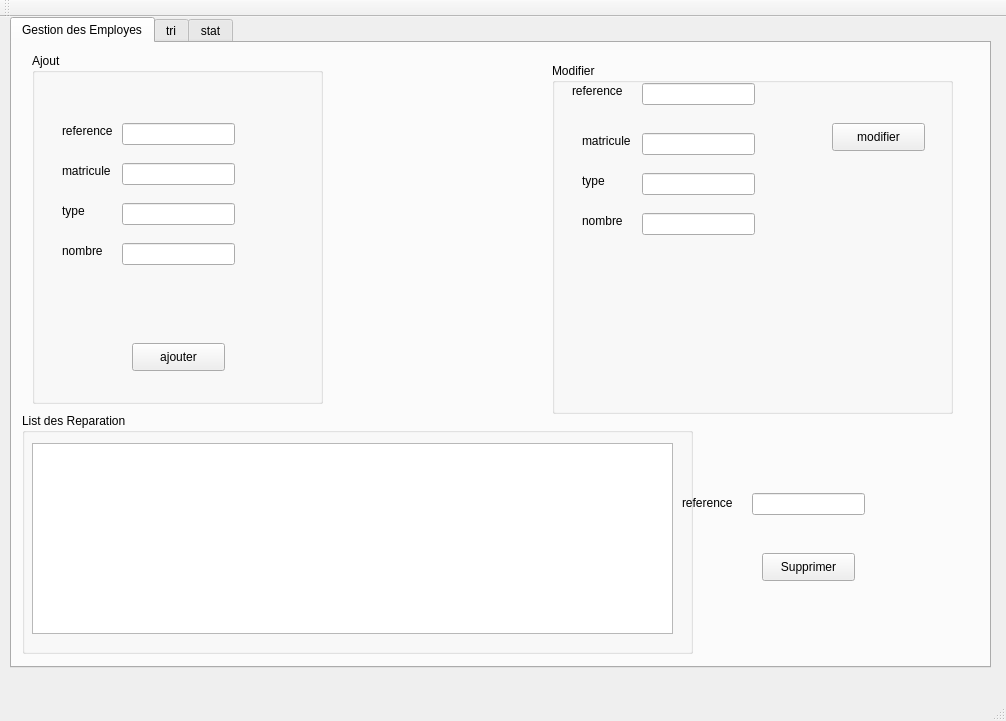
The window that gestion-de-reparation/mainwindow.ui (ilefsaadoui9155/Smart_station_2A16) describes before a commit, drawn with Qt 5.
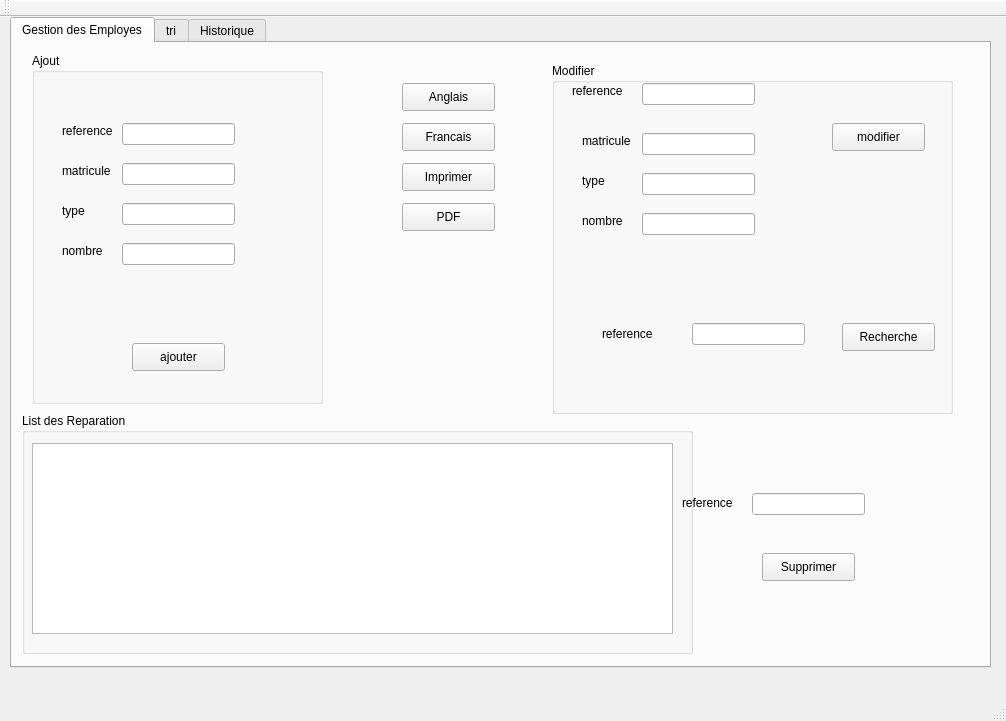
The same window after the commit. The open tabs and pages were chosen to show the change. Icons and pictures are not drawn.

```diff
--- a/gestion-de-reparation/mainwindow.ui
+++ b/gestion-de-reparation/mainwindow.ui
@@ -23,6 +23,9 @@
       <height>651</height>
      </rect>
     </property>
+    <property name="styleSheet">
+     <string notr="true"/>
+    </property>
     <property name="currentIndex">
      <number>0</number>
     </property>
@@ -134,7 +137,7 @@
         </rect>
        </property>
       </widget>
-      <widget class="QPushButton" name="pushButton">
+      <widget class="QPushButton" name="ajouter">
        <property name="geometry">
         <rect>
          <x>100</x>
@@ -324,7 +327,122 @@
         <string>modifier</string>
        </property>
       </widget>
+      <widget class="QPushButton" name="recherche">
+       <property name="geometry">
+        <rect>
+         <x>290</x>
+         <y>260</y>
+         <width>93</width>
+         <height>28</height>
+        </rect>
+       </property>
+       <property name="text">
+        <string>Recherche</string>
+       </property>
+      </widget>
+      <widget class="QLineEdit" name="reff3">
+       <property name="geometry">
+        <rect>
+         <x>140</x>
+         <y>260</y>
+         <width>113</width>
+         <height>22</height>
+        </rect>
+       </property>
+      </widget>
+      <widget class="QLabel" name="label_5">
+       <property name="geometry">
+        <rect>
+         <x>50</x>
+         <y>260</y>
+         <width>71</width>
+         <height>21</height>
+        </rect>
+       </property>
+       <property name="text">
+        <string>reference</string>
+       </property>
+      </widget>
      </widget>
+     <widget class="QPushButton" name="anglais">
+      <property name="geometry">
+       <rect>
+        <x>390</x>
+        <y>40</y>
+        <width>93</width>
+        <height>28</height>
+       </rect>
+      </property>
+      <property name="text">
+       <string>Anglais</string>
+      </property>
+     </widget>
+     <widget class="QPushButton" name="Imprimer">
+      <property name="geometry">
+       <rect>
+        <x>390</x>
+        <y>120</y>
+        <width>93</width>
+        <height>28</height>
+       </rect>
+      </property>
+      <property name="text">
+       <string>Imprimer</string>
+      </property>
+     </widget>
+     <widget class="QPushButton" name="francais">
+      <property name="geometry">
+       <rect>
+        <x>390</x>
+        <y>80</y>
+        <width>93</width>
+        <height>28</height>
+       </rect>
+      </property>
+      <property name="text">
+       <string>Francais</string>
+      </property>
+     </widget>
+     <widget class="QPushButton" name="pushButton">
+      <property name="geometry">
+       <rect>
+        <x>390</x>
+        <y>160</y>
+        <width>93</width>
+        <height>28</height>
+       </rect>
+      </property>
+      <property name="text">
+       <string>PDF</string>
+      </property>
+     </widget>
+     <widget class="QLabel" name="label_10">
+      <property name="geometry">
+       <rect>
+        <x>110</x>
+        <y>0</y>
+        <width>731</width>
+        <height>491</height>
+       </rect>
+      </property>
+      <property name="styleSheet">
+       <string notr="true">image:url(:/D:/ProjetCpp/gestion-de-reparation/logo.png)</string>
+      </property>
+      <property name="text">
+       <string/>
+      </property>
+     </widget>
+     <zorder>label_10</zorder>
+     <zorder>groupBox</zorder>
+     <zorder>groupBox_2</zorder>
+     <zorder>reff</zorder>
+     <zorder>label_6</zorder>
+     <zorder>SupprimerButton</zorder>
+     <zorder>groupBox_3</zorder>
+     <zorder>anglais</zorder>
+     <zorder>Imprimer</zorder>
+     <zorder>francais</zorder>
+     <zorder>pushButton</zorder>
     </widget>
     <widget class="QWidget" name="tab">
      <attribute name="title">
@@ -467,7 +585,7 @@
     </widget>
     <widget class="QWidget" name="tab_3">
      <attribute name="title">
-      <string>stat</string>
+      <string>Historique</string>
      </attribute>
     </widget>
    </widget>
```
Left out of the diff: 123 changed lines with no effect on the pictures.
